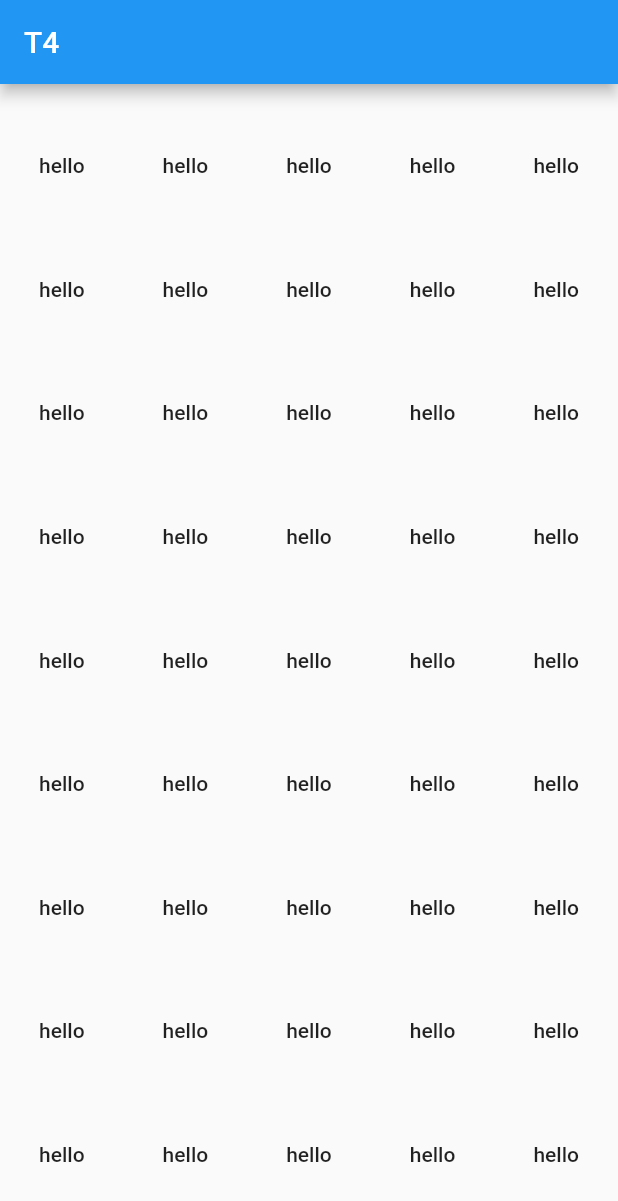
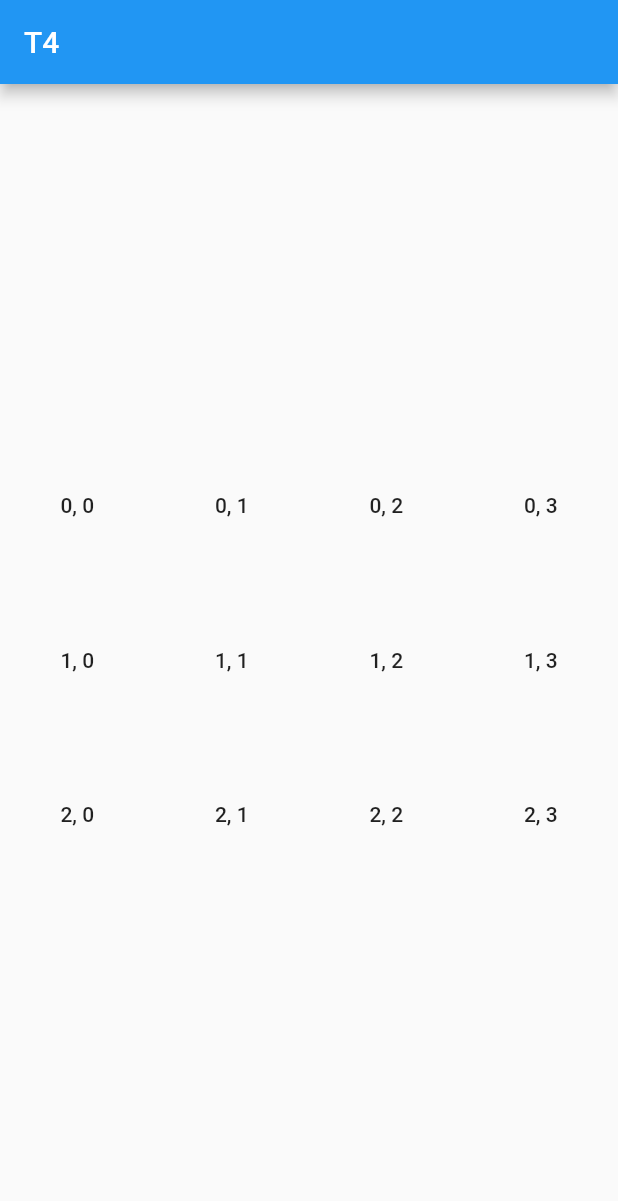
Before and after one commit to DopeMeerkat/T4, a Flutter app: the screen it shows after launch, on a phone screen of 412 x 824 dp. Shown: the top 1201 px of the screen. Run offline on Flutter 3.47's test engine with Material 2 defaults, Android fonts, the phone set to English and light mode, and no system bars.

Commit message:
changed tile text

```diff
--- a/T4/lib/board.dart
+++ b/T4/lib/board.dart
@@ -40,7 +40,7 @@ Widget buildTile(int row, int column) {
     aspectRatio: 1.0,
     child: new MaterialButton(
       onPressed: () {},
-      child: new Text("hello"), //row.toString() + ", " + column.toString()
+      child: new Text(row.toString() + ", " + column.toString()),
     )
   );
 }
--- a/T4/lib/main.dart
+++ b/T4/lib/main.dart
@@ -20,7 +20,7 @@ class MyApp extends StatelessWidget {
         ),
 
         body: Center(
-          child: buildBoard(5, 9),
+          child: buildBoard(4, 3),
         ),
       ),
     );
```
